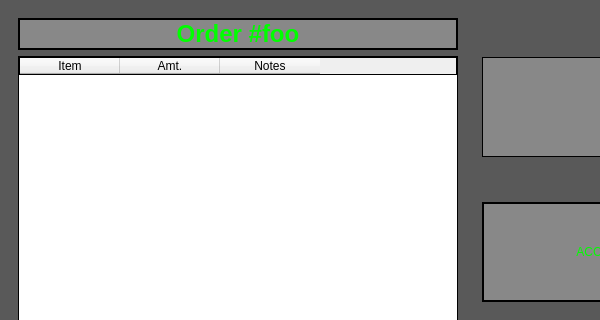
The window that Cashier/manageOrderList.ui (CS-3560-02-5/Los-Pollos-Hermanos-Drive-Thru-System) describes before a commit, drawn with Qt 5; both pictures show x 0 to 600 and y 0 to 320 of the 800 by 600 pixel window.
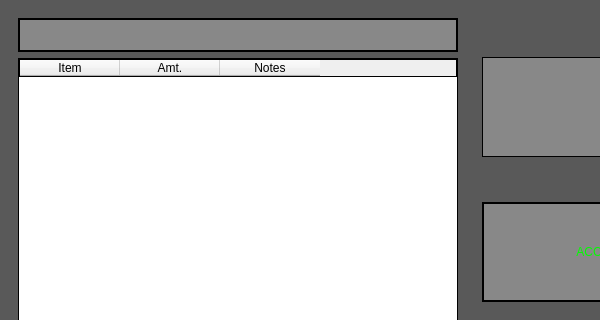
The same window after the commit.

Commit message: updates name of order

The edit to the form file:
```diff
--- a/Cashier/manageOrderList.ui
+++ b/Cashier/manageOrderList.ui
@@ -52,16 +52,26 @@
       </property>
       <layout class="QVBoxLayout" name="verticalLayout_2">
        <item>
-        <widget class="QLabel" name="manageOrderList_label">
+        <widget class="QLineEdit" name="custName_LineEdit">
+         <property name="font">
+          <font>
+           <family>Arial</family>
+           <pointsize>18</pointsize>
+           <weight>75</weight>
+           <bold>true</bold>
+          </font>
+         </property>
+         <property name="layoutDirection">
+          <enum>Qt::LeftToRight</enum>
+         </property>
          <property name="styleSheet">
           <string notr="true">color: rgb(0, 255, 0);
 background-color: rgb(136, 136, 136);
-font: 100 28pt &quot;Arial&quot;;
 border: 2px solid #ccc;
 border-color: rgb(0, 0, 0);</string>
          </property>
          <property name="text">
-          <string>&lt;html&gt;&lt;head/&gt;&lt;body&gt;&lt;p&gt;&lt;span style=&quot; font-size:18pt; font-weight:600;&quot;&gt;Order #foo&lt;/span&gt;&lt;/p&gt;&lt;/body&gt;&lt;/html&gt;</string>
+          <string/>
          </property>
          <property name="alignment">
           <set>Qt::AlignCenter</set>
@@ -128,7 +138,7 @@
           <bool>true</bool>
          </attribute>
          <attribute name="verticalHeaderVisible">
-          <bool>true</bool>
+          <bool>false</bool>
          </attribute>
          <attribute name="verticalHeaderHighlightSections">
           <bool>true</bool>
```
Left out of the diff: 2 changed lines with no effect on the pictures. The commit also changes 4 other files.
